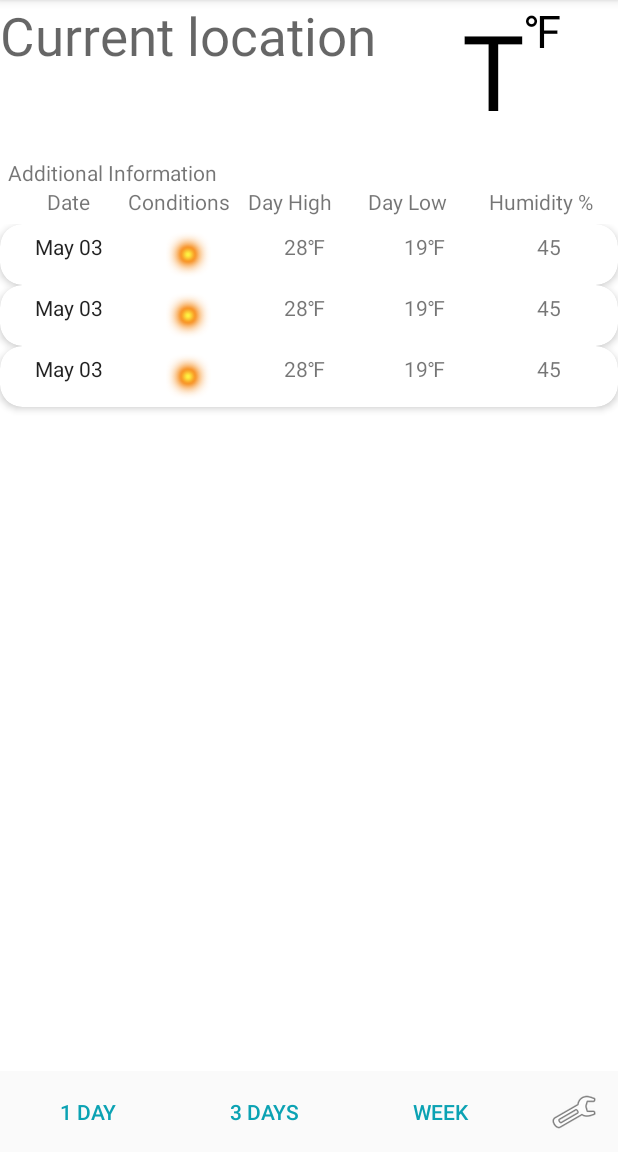
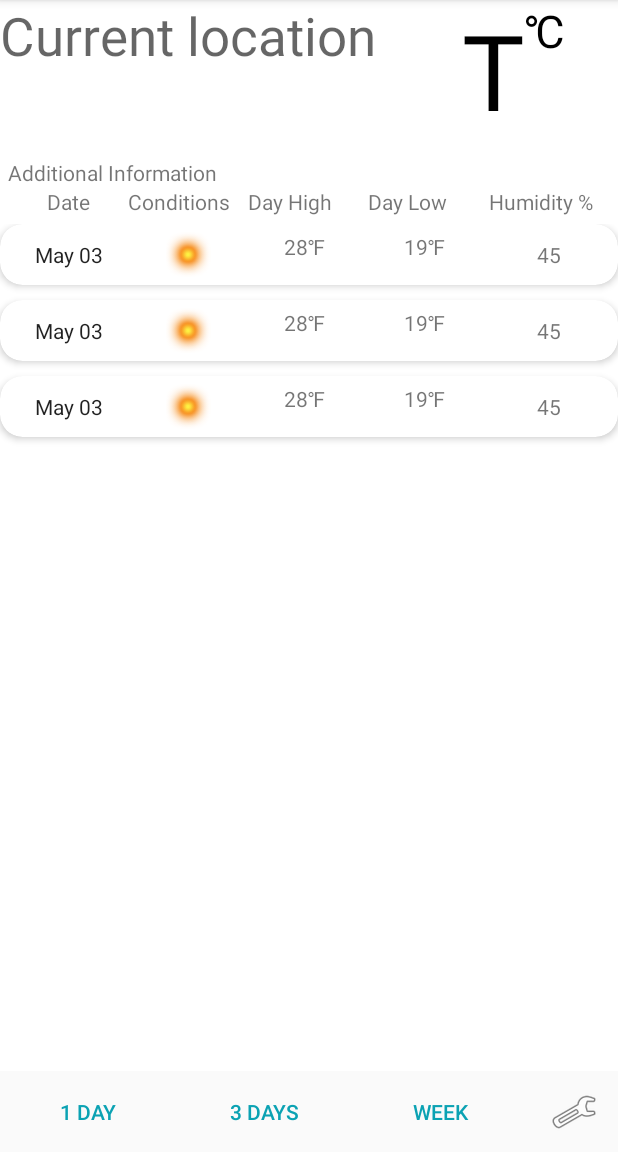
Before and after one commit to Donolaktys/AndroidBase_25.04.20, an Android app: the screen it shows after launch (MainActivity), after a tap on "3 DAYS", on a phone screen of 412 x 824 dp, the part 84-1236 px from its top. Run offline under Robolectric (Android 15) with nearby library versions, the phone set to English and light mode, and no system bars.

Commit message:
Декоратор для DayView

```diff
--- a/app/src/main/java/ru/geekbrains/meteoapp/MainActivity.java
+++ b/app/src/main/java/ru/geekbrains/meteoapp/MainActivity.java
@@ -5,6 +5,7 @@ import android.net.Uri;
 import android.os.Bundle;
 import android.support.annotation.NonNull;
 import android.support.v7.app.AppCompatActivity;
+import android.support.v7.widget.DividerItemDecoration;
 import android.support.v7.widget.LinearLayoutManager;
 import android.support.v7.widget.RecyclerView;
 import android.widget.Button;
@@ -16,6 +17,7 @@ public class MainActivity extends AppCompatActivity implements Constants {
     private TextView localityChoice;
     private TextView temperature;
     private TextView measure;
+    private DividerItemDecoration itemDecoration;
 
     @Override
     protected void onCreate(Bundle savedInstanceState) {
@@ -35,7 +37,7 @@ public class MainActivity extends AppCompatActivity implements Constants {
         String link = getApplicationContext().getString(R.string.link);
 
         //единица измерения по умолчанию
-        measure.setText(getApplicationContext().getString(R.string.MEASUREMENT_FAHRENHEIT));
+        measure.setText(getApplicationContext().getText(R.string.MEASUREMENT_CELSIUS));
 
         initDayView(1);
 
@@ -117,5 +119,11 @@ public class MainActivity extends AppCompatActivity implements Constants {
 
         DayViewAdapter adapter = new DayViewAdapter(numberOfDays);
         recyclerView.setAdapter(adapter);
+
+        if (itemDecoration == null) {
+            itemDecoration = new DividerItemDecoration(this,  LinearLayoutManager.VERTICAL);
+            itemDecoration.setDrawable(getDrawable(R.drawable.day_view_decorator));
+            recyclerView.addItemDecoration(itemDecoration);
+        }
     }
 }
--- /dev/null
+++ b/app/src/main/res/drawable/day_view_decorator.xml
@@ -0,0 +1,6 @@
+<?xml version="1.0" encoding="utf-8"?>
+<shape xmlns:android="http://schemas.android.com/apk/res/android"
+    android:shape="rectangle">
+    <size android:height="10dp" />
+    <solid android:color="@color/backGr" />
+</shape>
--- a/app/src/main/res/layout/item_view_day.xml
+++ b/app/src/main/res/layout/item_view_day.xml
@@ -19,17 +19,17 @@
             android:layout_width="0dp"
             android:layout_height="match_parent"
             android:layout_weight="2"
-                android:gravity="center_horizontal"
+            android:gravity="center_horizontal|center_vertical"
             android:format12Hour="MMMM dd"
             android:format24Hour="MMMM dd" />
 
 
         <ImageView
             android:id="@+id/dataImageConditions"
-                android:layout_gravity="center_horizontal"
             android:layout_width="0dp"
             android:layout_height="wrap_content"
             android:layout_weight="2"
+            android:gravity="center_horizontal|center_vertical"
             app:srcCompat="@drawable/sunny" />
 
         <TextView
@@ -37,7 +37,7 @@
             android:layout_width="0dp"
             android:layout_height="wrap_content"
             android:layout_weight="1"
-                android:gravity="end"
+            android:gravity="end|center"
             android:text="@string/dataDayHigh" />
 
         <TextView
@@ -45,7 +45,7 @@
             android:layout_width="0dp"
             android:layout_height="wrap_content"
             android:layout_weight="1"
-                android:gravity="start"
+            android:gravity="start|center_vertical"
             android:text="@string/MEASUREMENT_FAHRENHEIT" />
 
         <TextView
@@ -53,7 +53,7 @@
             android:layout_width="0dp"
             android:layout_height="wrap_content"
             android:layout_weight="1"
-                android:gravity="end"
+            android:gravity="end|center_vertical"
             android:text="@string/dataDayLow" />
 
         <TextView
@@ -61,14 +61,14 @@
             android:layout_width="0dp"
             android:layout_height="wrap_content"
             android:layout_weight="1"
-                android:gravity="start"
+            android:gravity="start|center_vertical"
             android:text="@string/MEASUREMENT_FAHRENHEIT" />
 
         <TextView
             android:id="@+id/dataHumidity"
             android:layout_width="0dp"
             android:layout_height="match_parent"
-                android:gravity="center_horizontal"
+            android:gravity="center_horizontal|center_vertical"
             android:layout_weight="2"
             android:text="@string/dataHumidity" />
     </LinearLayout>
```
Lines whose indentation alone changed are shown as unchanged.
